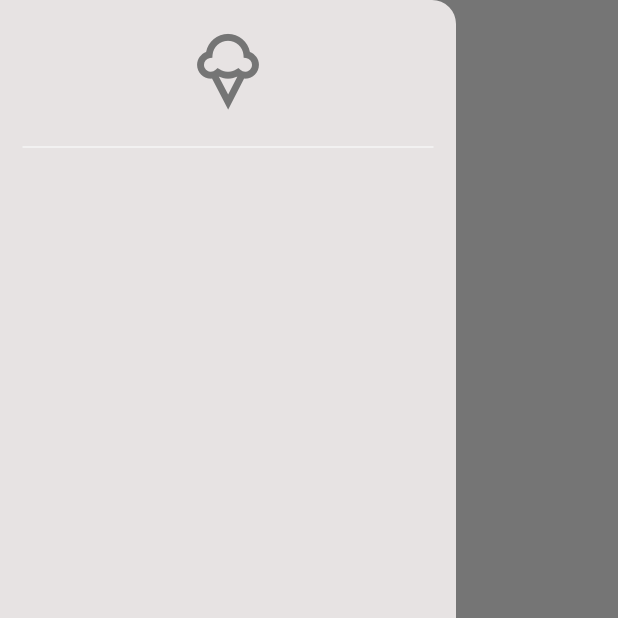
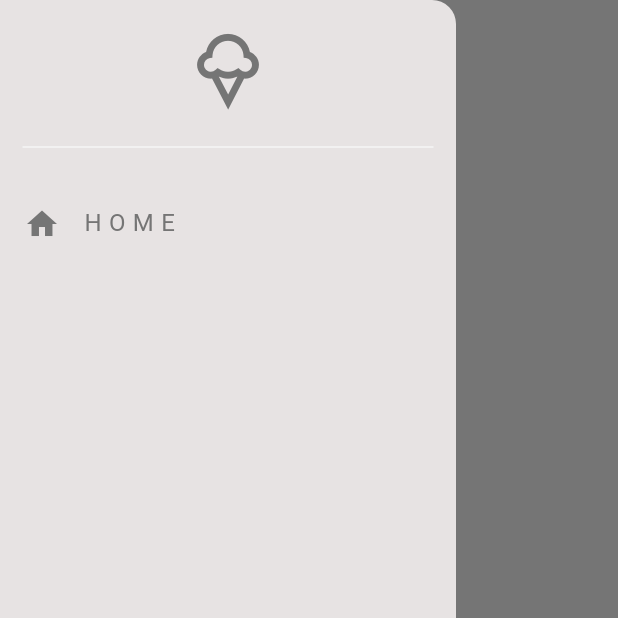
Before and after one commit to prissmarquez/delivery_application, a Flutter app: the Homepage screen opened directly, with the side drawer open, on a phone screen of 412 x 824 dp, the top half of it. Run offline on Flutter 3.47's test engine with Material 3 defaults, Android fonts, the phone set to English and light mode, and no system bars.

Commit message:
mrning updates

```diff
--- /dev/null
+++ b/devtools_options.yaml
@@ -0,0 +1,3 @@
+description: This file stores settings for Dart & Flutter DevTools.
+documentation: https://docs.flutter.dev/tools/devtools/extensions#configure-extension-enablement-states
+extensions:
--- a/lib/components/MyDrawer.dart
+++ b/lib/components/MyDrawer.dart
@@ -1,3 +1,4 @@
+import 'package:deliver/components/drawerTile.dart';
 import 'package:flutter/material.dart';
 
 class Mydrawer extends StatelessWidget {
@@ -24,10 +25,14 @@
           child: Divider(
             color: Theme.of(context).colorScheme.secondary,
           ),
-        )
+        ),
 
           //home list tile
-
+          Drawertile(
+            icon: Icons.home,
+             text: "H O M E",
+             onTap: () {} ,
+             )
           //settings list tile
 
           //logout list tile
--- a/lib/components/drawerTile.dart
+++ b/lib/components/drawerTile.dart
@@ -1,20 +1,31 @@
 import 'package:flutter/material.dart';
 
 class Drawertile extends StatelessWidget {
-  final String title;
+  final String text;
   final IconData? icon;
   final void Function()? onTap;
 
   const Drawertile({
+    required this.text,
     required this.icon,
-    required this.title,
     this.onTap,
-    super.key});
+    super.key,
+    });
 
   @override
   Widget build(BuildContext context) {
     return ListTile(
-
+      title: Text(
+        text,
+        style: TextStyle(
+          color: Theme.of(context).colorScheme.inversePrimary
+          ),
+      ),
+      leading: Icon(
+        icon,
+        color: Theme.of(context).colorScheme.inversePrimary
+      ),
+      onTap: onTap,
     );
   }
 }
```
